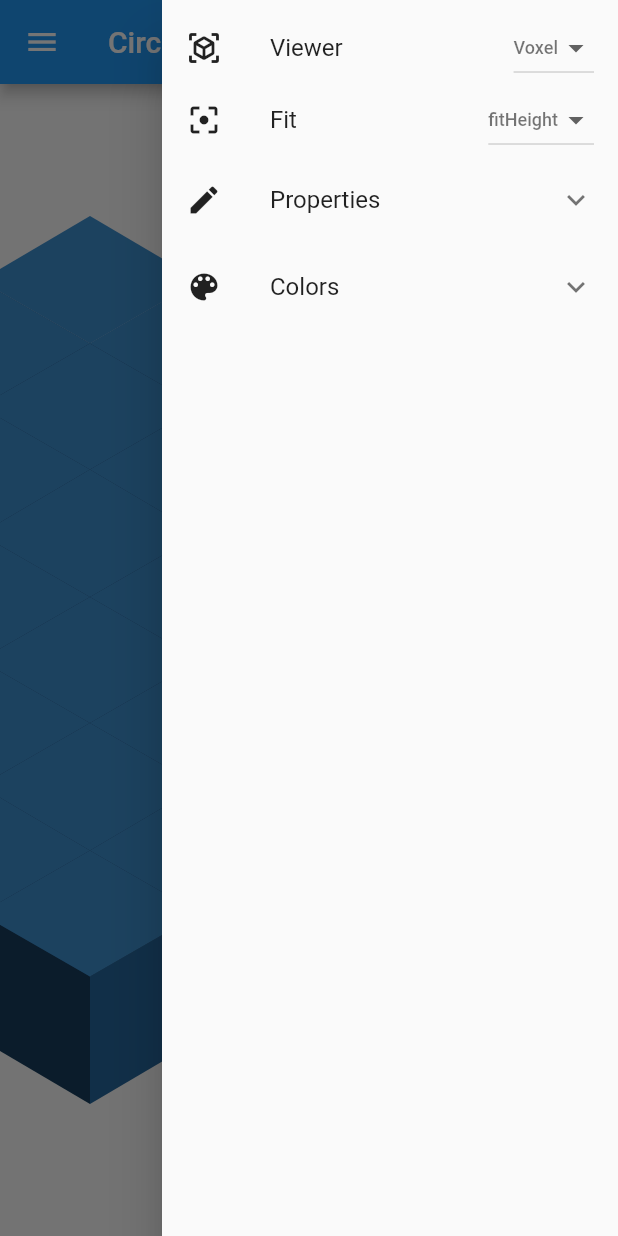
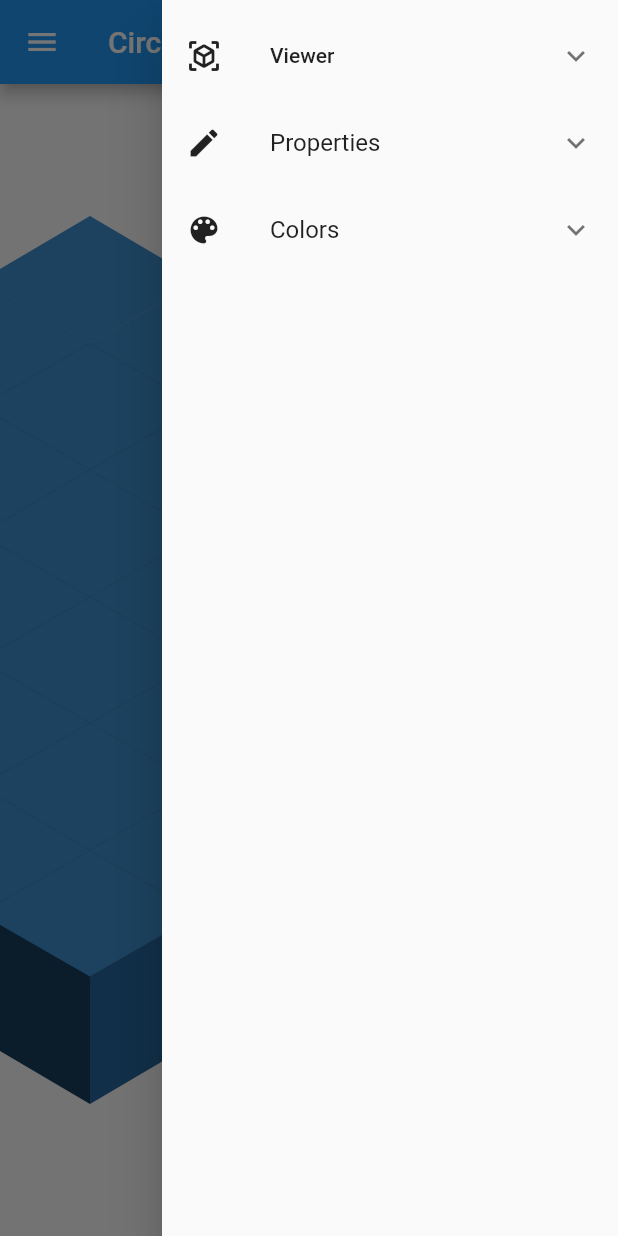
Before and after one commit to ddmgy/voxel_generator, a Flutter app: the screen it shows after launch, after a tap on the "filter list" icon, on a phone screen of 412 x 824 dp. Run offline on Flutter 3.47's test engine with Material 2 defaults, Android fonts, the light colour scheme and no system bars; our stand-ins replace flutter_colorpicker, flutter_markdown, shared_preferences, url_launcher_web; missing offline and left inert: markdown, preferences_ui, shared_preferences_web.

Commit message:
Move viewer options to ExpansionTile.

```diff
--- /dev/null
+++ b/lib/option_tile_type.dart
@@ -0,0 +1,13 @@
+class OptionTileType {
+  static String get viewerOptions => 'viewer_options';
+
+  static String get properties => 'properties';
+
+  static String get colors => 'colors';
+
+  static List<String> get all => [
+    viewerOptions,
+    properties,
+    colors,
+  ];
+}
--- a/lib/preference/preferences_provider.dart
+++ b/lib/preference/preferences_provider.dart
@@ -1,6 +1,7 @@
 import 'package:flutter/material.dart';
 
 import 'package:voxel_generator/color_set.dart';
+import 'package:voxel_generator/option_tile_type.dart';
 import 'package:voxel_generator/preference/preferences_helper.dart';
 import 'package:voxel_generator/shape_properties.dart';
 import 'package:voxel_generator/shape_type.dart';
@@ -194,7 +195,7 @@ class PreferencesProvider extends ChangeNotifier {
       }
     }
     _fit = await _prefs.getFit();
-    for (final tileType in ['properties', 'colors']) {
+    for (final tileType in OptionTileType.all) {
       _tileExpandeds[tileType] = await _prefs.getTileExpanded(tileType);
     }
     _rightFaceColor = await _prefs.getRightFaceColor();
--- a/lib/ui/filter_fit_button.dart
+++ b/lib/ui/filter_fit_button.dart
@@ -12,10 +12,6 @@ class FilterFitButton extends StatelessWidget {
     final fit = context.select((PreferencesProvider provider) => provider.fit);
 
     return ListTile(
-      leading: Icon(
-        Icons.filter_center_focus,
-        color: context.iconColor(),
-      ),
       title: Text(
         "Fit",
         style: context.titleTextStyle(),
--- a/lib/ui/home_screen.dart
+++ b/lib/ui/home_screen.dart
@@ -2,6 +2,7 @@ import 'package:flutter/material.dart';
 
 import 'package:flutter_colorpicker/flutter_colorpicker.dart';
 import 'package:provider/provider.dart';
+import 'package:voxel_generator/option_tile_type.dart';
 
 import 'package:voxel_generator/preference/preferences_provider.dart';
 import 'package:voxel_generator/shape_properties.dart';
@@ -113,14 +114,28 @@ class HomeScreen extends StatelessWidget {
 
   Widget _getEndDrawerForShapeType(BuildContext context, ShapeType shapeType) {
     final prefs = Provider.of<PreferencesProvider>(context, listen: false);
+    final children = <Widget>[];
 
-    final children = <Widget>[
+    final viewerOptions = <Widget>[
       ViewerTypeButton(),
+      if (prefs.viewerType == ViewerType.Voxel) FilterFitButton(),
     ];
 
-    if (prefs.viewerType == ViewerType.Voxel) {
-      children.add(FilterFitButton());
-    }
+    final viewerOptionsTile = ExpansionTile(
+      leading: Icon(
+        Icons.view_in_ar,
+        color: context.iconColor(),
+      ),
+      title: Text(
+        'Viewer',
+      ),
+      children: viewerOptions,
+      initiallyExpanded: prefs.getTileExpanded(OptionTileType.viewerOptions),
+      onExpansionChanged: (bool expanded) {
+        prefs.setTileExpanded(OptionTileType.viewerOptions, expanded);
+      },
+    );
+    children.add(viewerOptionsTile);
 
     final properties = <Widget>[];
     if (shapeType == ShapeType.Circle) {
@@ -159,9 +174,9 @@ class HomeScreen extends StatelessWidget {
         style: context.titleTextStyle(),
       ),
       children: properties,
-      initiallyExpanded: prefs.getTileExpanded('properties'),
+      initiallyExpanded: prefs.getTileExpanded(OptionTileType.properties),
       onExpansionChanged: (bool expanded) {
-        prefs.setTileExpanded('properties', expanded);
+        prefs.setTileExpanded(OptionTileType.properties, expanded);
       },
     );
     children.add(propertiesTile);
@@ -237,9 +252,9 @@ class HomeScreen extends StatelessWidget {
         style: context.titleTextStyle(),
       ),
       children: colorPreferences,
-      initiallyExpanded: prefs.getTileExpanded('colors'),
+      initiallyExpanded: prefs.getTileExpanded(OptionTileType.colors),
       onExpansionChanged: (bool expanded) {
-        prefs.setTileExpanded('colors', expanded);
+        prefs.setTileExpanded(OptionTileType.colors, expanded);
       },
     );
     children.add(colorPreferencesTile);
--- a/lib/ui/viewer_type_button.dart
+++ b/lib/ui/viewer_type_button.dart
@@ -17,7 +17,7 @@ class ViewerTypeButton extends StatelessWidget {
         color: context.iconColor(),
       ),
       title: Text(
-        "Viewer",
+        "Viewer type",
         style: context.titleTextStyle(),
       ),
       trailing: DropdownButton<ViewerType>(
```
Also changed, not shown: 2 other files.
